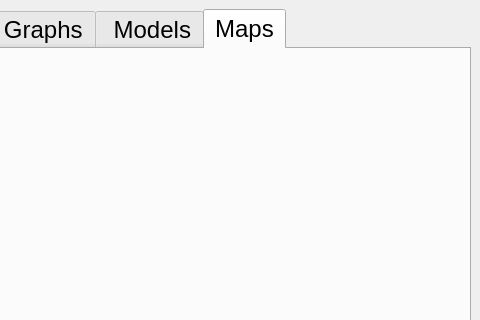
Old version of the form ddh/gui/gui.ui in the repository LowellInstruments/ddh5; both pictures show x 585 to 1065 and y 0 to 320 of the 1065 by 639 pixel window.
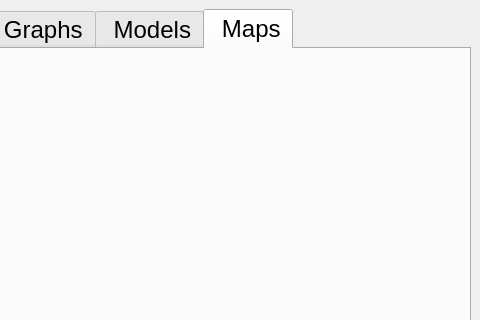
New version of the form. Icons and pictures are not drawn.

The edit to the form file:
```diff
--- a/ddh/gui/gui.ui
+++ b/ddh/gui/gui.ui
@@ -1833,7 +1833,7 @@
       </widget>
       <widget class="QWidget" name="tab_maps">
        <attribute name="title">
-        <string>Maps</string>
+        <string> Maps</string>
        </attribute>
        <layout class="QHBoxLayout" name="horizontalLayout_19">
         <item>
```
